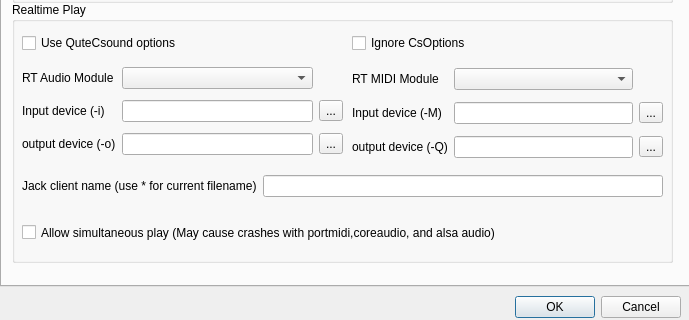
This is src/configdialog.ui in CsoundQt/CsoundQt as Qt 5 draws it before an edit; both pictures show x 0 to 689 and y 334 to 654 of the 689 by 654 pixel window. The edited form follows.
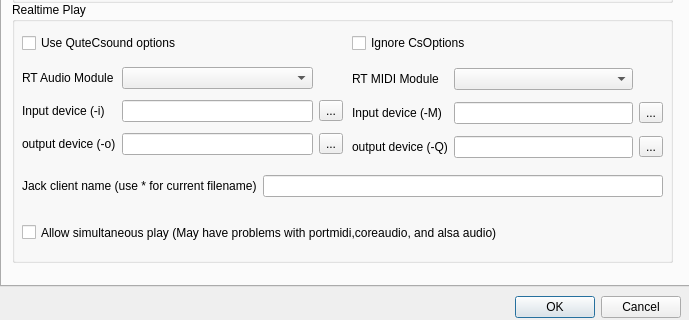
This is the edited form. The open tabs and pages were chosen to show the change.

Commit message: Added versioning for QuteSheet API Changed wording of message in COnfigdialog Unified sommand line options generation

Diff of the .ui file:
```diff
--- a/src/configdialog.ui
+++ b/src/configdialog.ui
@@ -422,7 +422,7 @@
        <enum>Qt::LeftToRight</enum>
       </property>
       <property name="text">
-       <string>Allow simultaneous play (May cause crashes with portmidi,coreaudio, and alsa audio) </string>
+       <string>Allow simultaneous play (May have problems with portmidi,coreaudio, and alsa audio) </string>
       </property>
      </widget>
     </widget>
```
Left out of the diff: 4 changed lines with no effect on the pictures. The commit also changes 2 other files.
